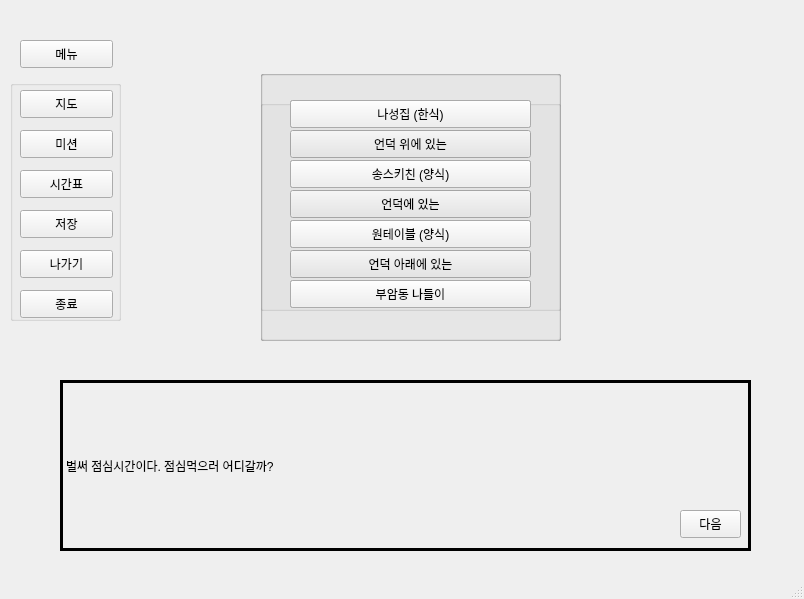
Above: SSG_sh00/basic_screen/basic_screen.ui from hyeji1221/Sangmyung_Simulation_Game before the change. Below: the same form after it.
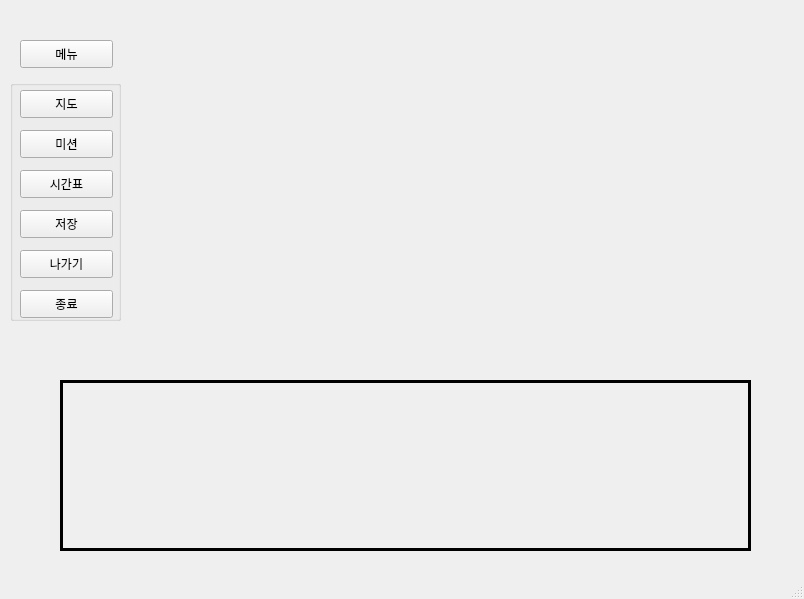
That is the form after the change.

The edit to the form file:
```diff
--- a/SSG_sh00/basic_screen/basic_screen.ui
+++ b/SSG_sh00/basic_screen/basic_screen.ui
@@ -137,324 +137,8 @@
      <number>3</number>
     </property>
     <property name="text">
-     <string>벌써 점심시간이다. 점심먹으러 어디갈까?</string>
-    </property>
-   </widget>
-   <widget class="QPushButton" name="nextButton">
-    <property name="geometry">
-     <rect>
-      <x>680</x>
-      <y>510</y>
-      <width>61</width>
-      <height>28</height>
-     </rect>
-    </property>
-    <property name="text">
-     <string>다음</string>
-    </property>
-   </widget>
-   <widget class="QGroupBox" name="hillBox">
-    <property name="geometry">
-     <rect>
-      <x>260</x>
-      <y>100</y>
-      <width>301</width>
-      <height>211</height>
-     </rect>
-    </property>
-    <property name="font">
-     <font>
-      <kerning>true</kerning>
-     </font>
-    </property>
-    <property name="title">
      <string/>
     </property>
-    <property name="flat">
-     <bool>false</bool>
-    </property>
-    <property name="checkable">
-     <bool>false</bool>
-    </property>
-    <property name="checked">
-     <bool>false</bool>
-    </property>
-    <widget class="QPushButton" name="hillUpButton">
-     <property name="geometry">
-      <rect>
-       <x>30</x>
-       <y>30</y>
-       <width>241</width>
-       <height>28</height>
-      </rect>
-     </property>
-     <property name="text">
-      <string>언덕 위에 있는</string>
-     </property>
-    </widget>
-    <widget class="QPushButton" name="hillButton">
-     <property name="geometry">
-      <rect>
-       <x>30</x>
-       <y>90</y>
-       <width>241</width>
-       <height>28</height>
-      </rect>
-     </property>
-     <property name="text">
-      <string>언덕에 있는</string>
-     </property>
-    </widget>
-    <widget class="QPushButton" name="hillDownButton">
-     <property name="geometry">
-      <rect>
-       <x>30</x>
-       <y>150</y>
-       <width>241</width>
-       <height>28</height>
-      </rect>
-     </property>
-     <property name="text">
-      <string>언덕 아래에 있는</string>
-     </property>
-    </widget>
-   </widget>
-   <widget class="QGroupBox" name="hillUpMenuBox">
-    <property name="geometry">
-     <rect>
-      <x>260</x>
-      <y>70</y>
-      <width>301</width>
-      <height>271</height>
-     </rect>
-    </property>
-    <property name="font">
-     <font>
-      <kerning>true</kerning>
-     </font>
-    </property>
-    <property name="title">
-     <string/>
-    </property>
-    <property name="flat">
-     <bool>false</bool>
-    </property>
-    <property name="checkable">
-     <bool>false</bool>
-    </property>
-    <property name="checked">
-     <bool>false</bool>
-    </property>
-    <widget class="QPushButton" name="hillUpMenu1">
-     <property name="geometry">
-      <rect>
-       <x>30</x>
-       <y>30</y>
-       <width>241</width>
-       <height>28</height>
-      </rect>
-     </property>
-     <property name="text">
-      <string>안다미로 (한식)</string>
-     </property>
-    </widget>
-    <widget class="QPushButton" name="hillUpMenu2">
-     <property name="geometry">
-      <rect>
-       <x>30</x>
-       <y>90</y>
-       <width>241</width>
-       <height>28</height>
-      </rect>
-     </property>
-     <property name="text">
-      <string>학생식당 (한식)</string>
-     </property>
-    </widget>
-    <widget class="QPushButton" name="hillUpMenu3">
-     <property name="geometry">
-      <rect>
-       <x>30</x>
-       <y>150</y>
-       <width>241</width>
-       <height>28</height>
-      </rect>
-     </property>
-     <property name="text">
-      <string>블루포트 (카페)</string>
-     </property>
-    </widget>
-    <widget class="QPushButton" name="hillUpMenu4">
-     <property name="geometry">
-      <rect>
-       <x>30</x>
-       <y>210</y>
-       <width>241</width>
-       <height>28</height>
-      </rect>
-     </property>
-     <property name="text">
-      <string>무아타 (분식)</string>
-     </property>
-    </widget>
-   </widget>
-   <widget class="QGroupBox" name="hillMenuBox">
-    <property name="geometry">
-     <rect>
-      <x>260</x>
-      <y>70</y>
-      <width>301</width>
-      <height>271</height>
-     </rect>
-    </property>
-    <property name="font">
-     <font>
-      <kerning>true</kerning>
-     </font>
-    </property>
-    <property name="title">
-     <string/>
-    </property>
-    <property name="flat">
-     <bool>false</bool>
-    </property>
-    <property name="checkable">
-     <bool>false</bool>
-    </property>
-    <property name="checked">
-     <bool>false</bool>
-    </property>
-    <widget class="QPushButton" name="hillMenuOption1">
-     <property name="geometry">
-      <rect>
-       <x>30</x>
-       <y>30</y>
-       <width>241</width>
-       <height>28</height>
-      </rect>
-     </property>
-     <property name="text">
-      <string>한식</string>
-     </property>
-    </widget>
-    <widget class="QPushButton" name="hillMenuOption2">
-     <property name="geometry">
-      <rect>
-       <x>30</x>
-       <y>90</y>
-       <width>241</width>
-       <height>28</height>
-      </rect>
-     </property>
-     <property name="text">
-      <string>분식</string>
-     </property>
-    </widget>
-    <widget class="QPushButton" name="hillMenuOption3">
-     <property name="geometry">
-      <rect>
-       <x>30</x>
-       <y>150</y>
-       <width>241</width>
-       <height>28</height>
-      </rect>
-     </property>
-     <property name="text">
-      <string>빵류</string>
-     </property>
-    </widget>
-    <widget class="QPushButton" name="hillMenuOption4">
-     <property name="geometry">
-      <rect>
-       <x>30</x>
-       <y>210</y>
-       <width>241</width>
-       <height>28</height>
-      </rect>
-     </property>
-     <property name="text">
-      <string>기타</string>
-     </property>
-    </widget>
-   </widget>
-   <widget class="QGroupBox" name="hillDownMenuButton">
-    <property name="geometry">
-     <rect>
-      <x>260</x>
-      <y>70</y>
-      <width>301</width>
-      <height>271</height>
-     </rect>
-    </property>
-    <property name="font">
-     <font>
-      <kerning>true</kerning>
-     </font>
-    </property>
-    <property name="title">
-     <string/>
-    </property>
-    <property name="flat">
-     <bool>false</bool>
-    </property>
-    <property name="checkable">
-     <bool>false</bool>
-    </property>
-    <property name="checked">
-     <bool>false</bool>
-    </property>
-    <widget class="QPushButton" name="hillDownMenu1">
-     <property name="geometry">
-      <rect>
-       <x>30</x>
-       <y>30</y>
-       <width>241</width>
-       <height>28</height>
-      </rect>
-     </property>
-     <property name="text">
-      <string>나성집 (한식)</string>
-     </property>
-    </widget>
-    <widget class="QPushButton" name="hillDownMenu2">
-     <property name="geometry">
-      <rect>
-       <x>30</x>
-       <y>90</y>
-       <width>241</width>
-       <height>28</height>
-      </rect>
-     </property>
-     <property name="text">
-      <string>송스키친 (양식)</string>
-     </property>
-    </widget>
-    <widget class="QPushButton" name="hillDownMenu3">
-     <property name="geometry">
-      <rect>
-       <x>30</x>
-       <y>150</y>
-       <width>241</width>
-       <height>28</height>
-      </rect>
-     </property>
-     <property name="text">
-      <string>원테이블 (양식)</string>
-     </property>
-    </widget>
-    <widget class="QPushButton" name="hillDownMenu4">
-     <property name="geometry">
-      <rect>
-       <x>30</x>
-       <y>210</y>
-       <width>241</width>
-       <height>28</height>
-      </rect>
-     </property>
-     <property name="text">
-      <string>부암동 나들이</string>
-     </property>
-    </widget>
    </widget>
   </widget>
   <widget class="QStatusBar" name="statusbar"/>
```
